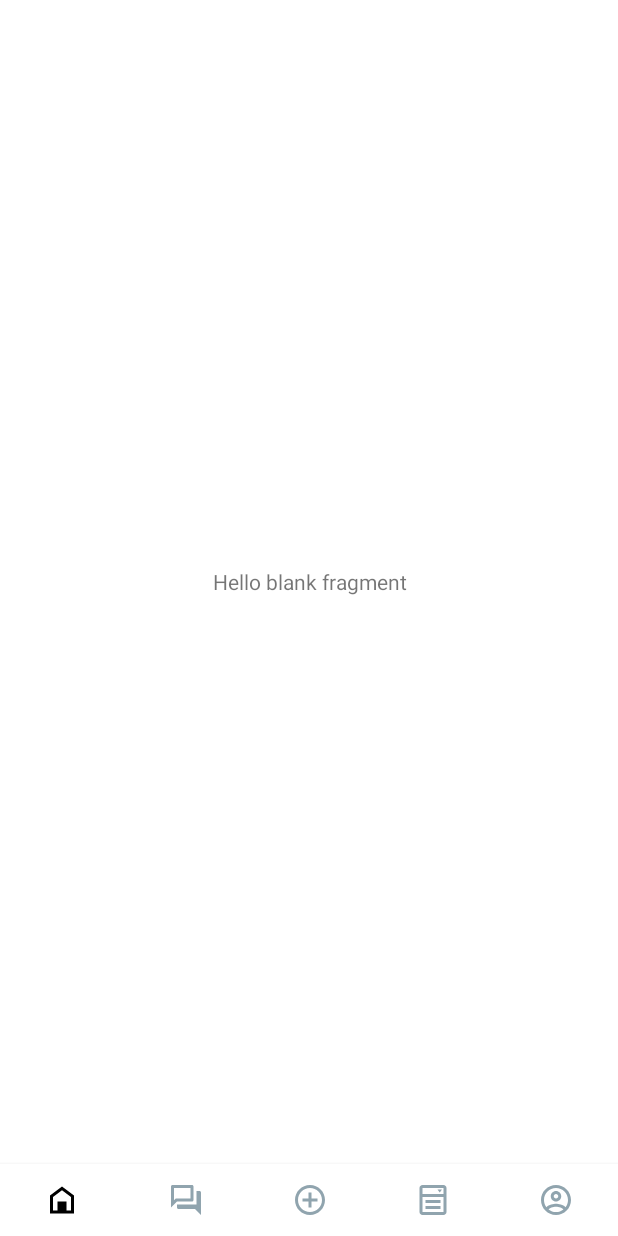
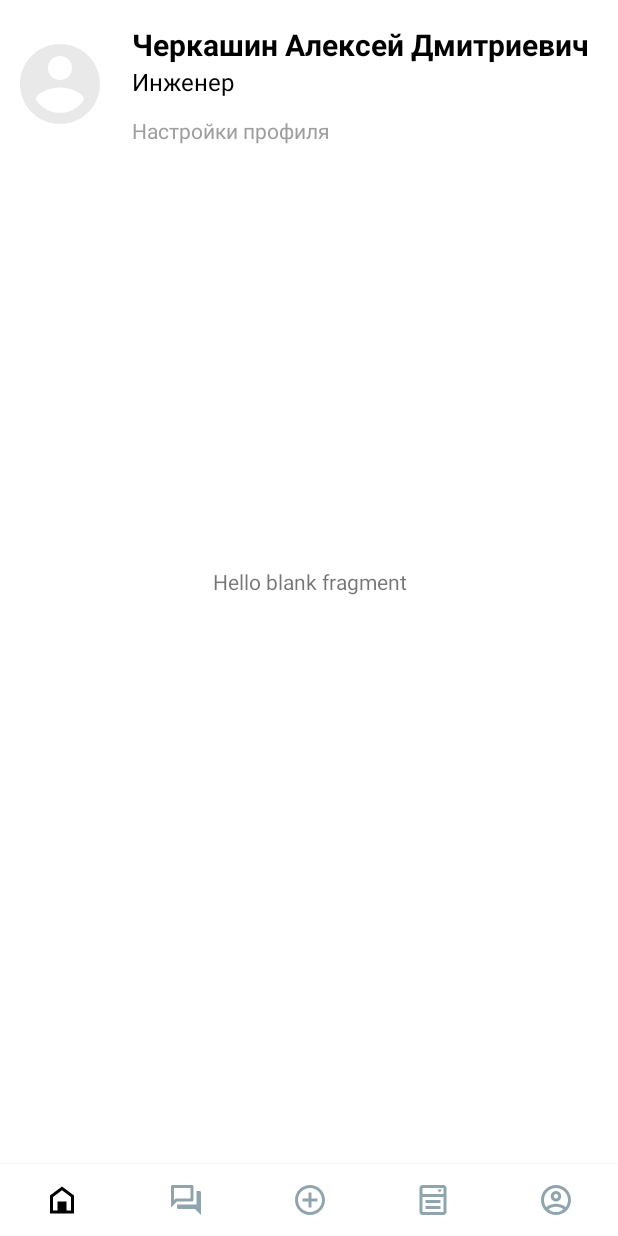
Before and after one commit to Gruzanddrag/CryptoProriv, an Android app: the fragment ProfileFragment placed in its activity, on a phone screen of 412 x 824 dp. Run offline under Robolectric (Android 15) with nearby library versions, the phone set to English and light mode, and no system bars.

Commit message:
-Поработал с профилем

```diff
--- /dev/null
+++ b/rosseti-android/app/src/main/res/drawable/ic_baseline_account_circle.xml
@@ -0,0 +1,10 @@
+<vector xmlns:android="http://schemas.android.com/apk/res/android"
+    android:width="64dp"
+    android:height="64dp"
+    android:tint="#E9E9E9"
+    android:viewportWidth="24"
+    android:viewportHeight="24">
+    <path
+        android:fillColor="@android:color/white"
+        android:pathData="M12,2C6.48,2 2,6.48 2,12s4.48,10 10,10 10,-4.48 10,-10S17.52,2 12,2zM12,5c1.66,0 3,1.34 3,3s-1.34,3 -3,3 -3,-1.34 -3,-3 1.34,-3 3,-3zM12,19.2c-2.5,0 -4.71,-1.28 -6,-3.22 0.03,-1.99 4,-3.08 6,-3.08 1.99,0 5.97,1.09 6,3.08 -1.29,1.94 -3.5,3.22 -6,3.22z" />
+</vector>
--- a/rosseti-android/app/src/main/res/layout/fragment_profile.xml
+++ b/rosseti-android/app/src/main/res/layout/fragment_profile.xml
@@ -3,6 +3,7 @@
     xmlns:tools="http://schemas.android.com/tools"
     android:layout_width="match_parent"
     android:layout_height="match_parent"
+    xmlns:app="http://schemas.android.com/apk/res-auto"
     tools:context=".ui.fragment.ProfileFragment">
 
     <!-- TODO: Update blank fragment layout -->
@@ -12,4 +13,77 @@
         android:layout_height="match_parent"
         android:text="@string/hello_blank_fragment" />
 
+    <androidx.constraintlayout.widget.ConstraintLayout
+        android:layout_width="match_parent"
+        android:layout_height="wrap_content"
+        android:layout_marginTop="16dp"
+        android:background="@android:color/white">
+
+        <ImageView
+            android:id="@+id/image_face"
+            android:layout_width="wrap_content"
+            android:layout_height="wrap_content"
+            android:background="@android:color/white"
+            android:paddingStart="8dp"
+            android:paddingTop="8dp"
+            android:paddingEnd="8dp"
+            android:paddingBottom="8dp"
+            android:src="@drawable/ic_baseline_account_circle"
+            app:layout_constraintStart_toStartOf="parent"
+            app:layout_constraintTop_toTopOf="parent" />
+
+        <TextView
+            android:id="@+id/name"
+            android:layout_width="0dp"
+            android:layout_height="wrap_content"
+            android:background="@android:color/white"
+            android:gravity="bottom"
+            android:paddingStart="8dp"
+            android:text="Черкашин Алексей Дмитриевич"
+            android:textColor="#000000"
+            android:textSize="20sp"
+            android:textStyle="bold"
+            app:layout_constraintBottom_toTopOf="@id/settings"
+            app:layout_constraintStart_toEndOf="@id/image_face"
+            app:layout_constraintTop_toTopOf="@id/image_face"
+            app:layout_constraintVertical_chainStyle="packed" />
+
+        <TextView
+            android:id="@+id/textView"
+            android:layout_width="wrap_content"
+            android:layout_height="wrap_content"
+            android:text="Инженер"
+            android:textColor="@color/black"
+            android:paddingStart="8dp"
+            android:textSize="16sp"
+            app:layout_constraintBottom_toTopOf="@+id/settings"
+            app:layout_constraintEnd_toEndOf="parent"
+            app:layout_constraintHorizontal_bias="0.0"
+            app:layout_constraintStart_toEndOf="@+id/image_face"
+            app:layout_constraintTop_toBottomOf="@+id/name"
+            app:layout_constraintVertical_bias="0.0" />
+
+        <TextView
+            android:id="@+id/settings"
+            android:layout_width="wrap_content"
+            android:layout_height="wrap_content"
+            android:layout_marginTop="34dp"
+            android:background="@android:color/white"
+            android:paddingStart="8dp"
+            android:text="Настройки профиля"
+            android:textColor="#9E9E9E"
+            android:textSize="14sp"
+
+            app:layout_constraintBottom_toBottomOf="parent"
+            app:layout_constraintEnd_toEndOf="parent"
+            app:layout_constraintHorizontal_bias="0.0"
+            app:layout_constraintStart_toEndOf="@id/image_face"
+            app:layout_constraintTop_toBottomOf="@id/name" />
+
+
+
+
+    </androidx.constraintlayout.widget.ConstraintLayout>
+
+
 </FrameLayout>
```
